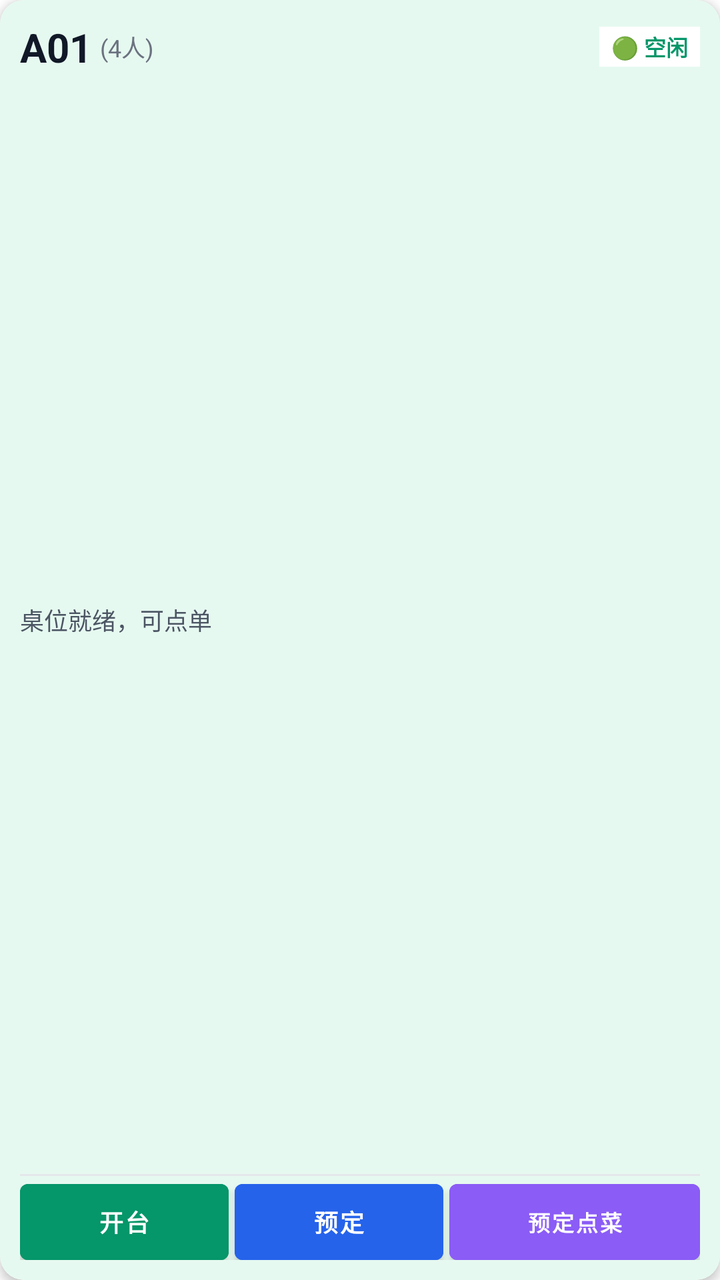
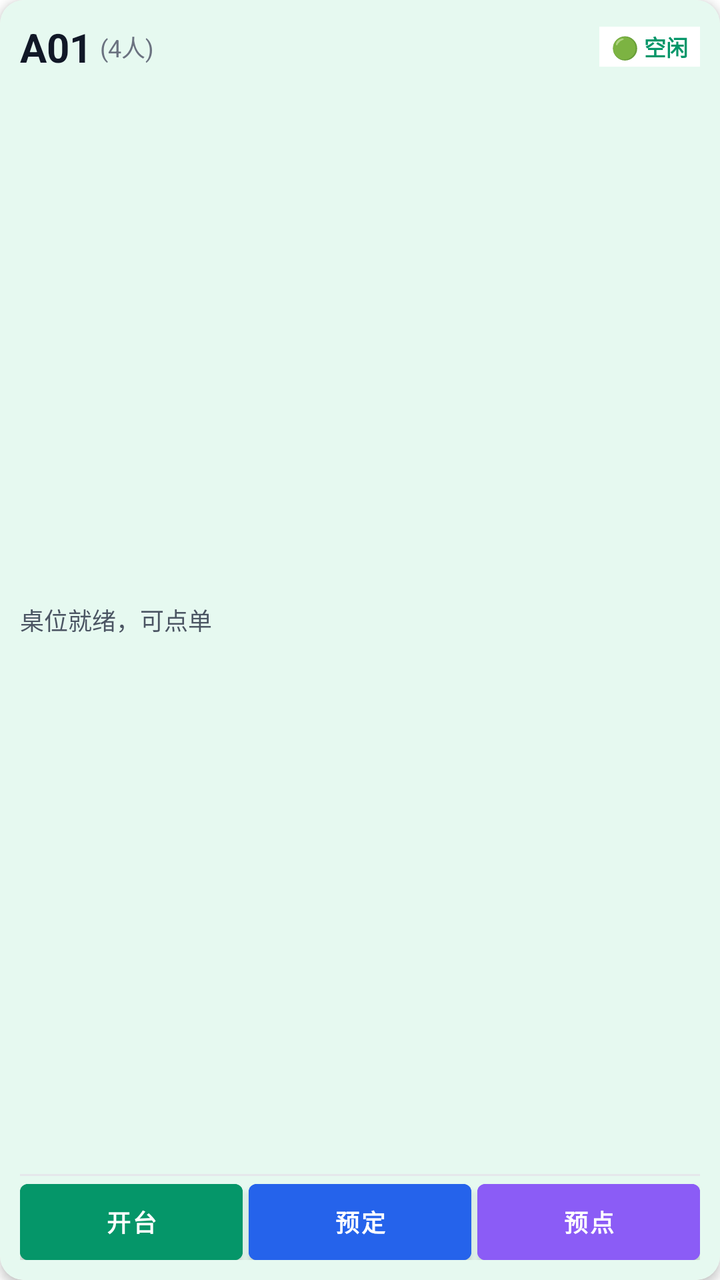

Two renders of the same Android screen: before a commit and after it. Below are the layout's source before the change and the commit's diff.
<!-- AndroidManifest.xml: application theme Theme.MeituanPosLite -->
<!-- res/layout/item_table_grid.xml -->
<?xml version="1.0" encoding="utf-8"?>
<androidx.cardview.widget.CardView xmlns:android="http://schemas.android.com/apk/res/android"
    xmlns:app="http://schemas.android.com/apk/res-auto"
    android:layout_width="match_parent"
    android:layout_height="172dp"
    android:layout_margin="6dp"
    app:cardCornerRadius="12dp"
    app:cardElevation="3dp">

    <LinearLayout
        android:id="@+id/layoutCardRoot"
        android:layout_width="match_parent"
        android:layout_height="match_parent"
        android:orientation="vertical"
        android:padding="10dp"
        android:background="#E6F9F0">

        
        <LinearLayout
            android:layout_width="match_parent"
            android:layout_height="wrap_content"
            android:gravity="center_vertical"
            android:orientation="horizontal">

            <TextView
                android:id="@+id/tvTableName"
                android:layout_width="wrap_content"
                android:layout_height="wrap_content"
                android:text="A01"
                android:textSize="20sp"
                android:textStyle="bold"
                android:textColor="#111827"
                android:singleLine="true"/>

            <TextView
                android:id="@+id/tvTableCapacity"
                android:layout_width="wrap_content"
                android:layout_height="wrap_content"
                android:layout_marginStart="4dp"
                android:text="(4人)"
                android:textSize="12sp"
                android:textColor="#6B7280"
                android:singleLine="true"/>

            <View
                android:layout_width="0dp"
                android:layout_height="1dp"
                android:layout_weight="1"/>

            <TextView
                android:id="@+id/tvStatusBadge"
                android:layout_width="wrap_content"
                android:layout_height="wrap_content"
                android:paddingHorizontal="6dp"
                android:paddingVertical="2dp"
                android:text="🟢 空闲"
                android:textSize="11sp"
                android:textStyle="bold"
                android:textColor="#059669"
                android:background="#FFFFFF"
                android:singleLine="true"/>
        </LinearLayout>

        
        <LinearLayout
            android:layout_width="match_parent"
            android:layout_height="0dp"
            android:layout_weight="1"
            android:gravity="center_vertical"
            android:orientation="vertical">

            <TextView
                android:id="@+id/tvTableInfo"
                android:layout_width="wrap_content"
                android:layout_height="wrap_content"
                android:text="桌位就绪，可点单"
                android:textSize="12sp"
                android:textColor="#4B5563"
                android:singleLine="true"
                android:ellipsize="end"/>

            <TextView
                android:id="@+id/tvTableAmount"
                android:layout_width="wrap_content"
                android:layout_height="wrap_content"
                android:layout_marginTop="2dp"
                android:text="￥0.00"
                android:textSize="18sp"
                android:textStyle="bold"
                android:textColor="#D97706"
                android:singleLine="true"
                android:visibility="gone"/>
        </LinearLayout>

        <View
            android:layout_width="match_parent"
            android:layout_height="1dp"
            android:background="#E5E7EB"
            android:layout_marginVertical="4dp"/>

        
        <LinearLayout
            android:layout_width="match_parent"
            android:layout_height="38dp"
            android:orientation="horizontal"
            android:gravity="center_vertical">

            <Button
                android:id="@+id/btnCardAction1"
                android:layout_width="0dp"
                android:layout_height="match_parent"
                android:layout_weight="1"
                android:layout_marginEnd="3dp"
                android:text="开台"
                android:textSize="12sp"
                android:textStyle="bold"
                android:textColor="#FFFFFF"
                android:backgroundTint="#059669"
                android:insetTop="0dp"
                android:insetBottom="0dp"
                android:padding="0dp"
                android:singleLine="true"/>

            <Button
                android:id="@+id/btnCardAction2"
                android:layout_width="0dp"
                android:layout_height="match_parent"
                android:layout_weight="1"
                android:layout_marginEnd="3dp"
                android:text="预定"
                android:textSize="12sp"
                android:textStyle="bold"
                android:textColor="#FFFFFF"
                android:backgroundTint="#2563EB"
                android:insetTop="0dp"
                android:insetBottom="0dp"
                android:padding="0dp"
                android:singleLine="true"/>

            <Button
                android:id="@+id/btnCardAction3"
                android:layout_width="0dp"
                android:layout_height="match_parent"
                android:layout_weight="1.2"
                android:text="预定点菜"
                android:textSize="11sp"
                android:textStyle="bold"
                android:textColor="#FFFFFF"
                android:backgroundTint="#8B5CF6"
                android:insetTop="0dp"
                android:insetBottom="0dp"
                android:padding="0dp"
                android:singleLine="true"/>
        </LinearLayout>
    </LinearLayout>
</androidx.cardview.widget.CardView>
<!-- resources referenced by this layout -->
<resources>
  <style name="Theme.MeituanPosLite" parent="Theme.MaterialComponents.Light.NoActionBar">
          <item name="colorPrimary">@color/meituan_yellow</item>
          <item name="colorSecondary">#333333</item>
          <item name="android:statusBarColor">#FFD100</item>
      </style>
  <color name="meituan_yellow">#FFC300</color>
</resources>

<!-- the commit's change to res/layout/item_table_grid.xml (unified diff, before → after) -->
@@ -141,9 +141,9 @@
                 android:id="@+id/btnCardAction3"
                 android:layout_width="0dp"
                 android:layout_height="match_parent"
-                android:layout_weight="1.2"
-                android:text="预定点菜"
-                android:textSize="11sp"
+                android:layout_weight="1"
+                android:text="预点"
+                android:textSize="12sp"
                 android:textStyle="bold"
                 android:textColor="#FFFFFF"
                 android:backgroundTint="#8B5CF6"
